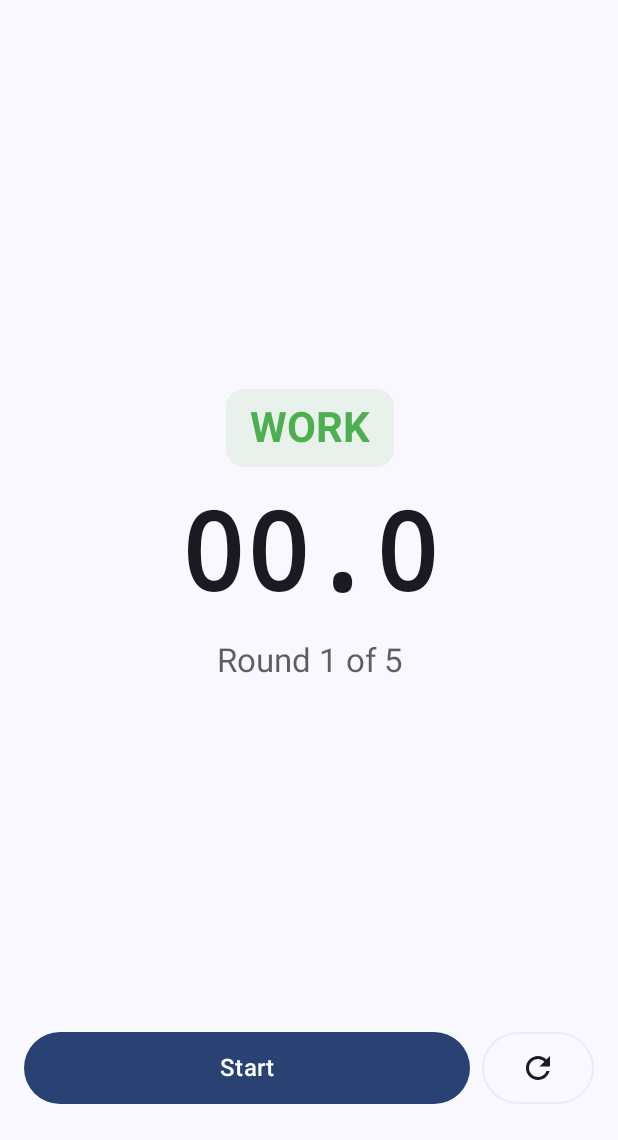
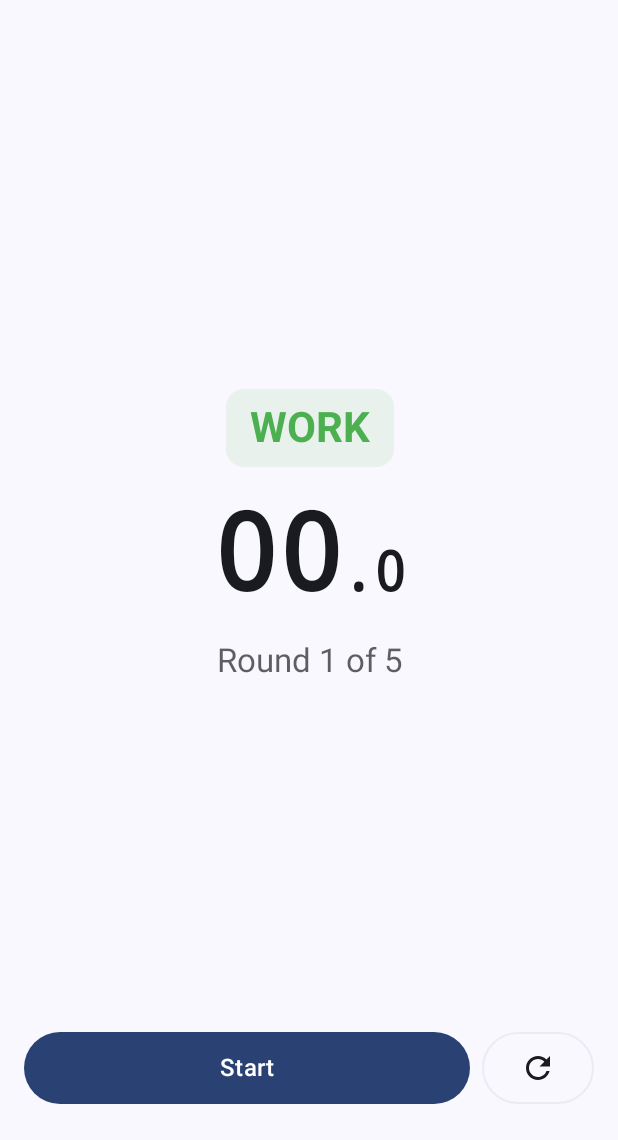
Before and after one commit to mstraa/hiit-timer, an Android app built with Jetpack Compose: the screen it shows after launch (MainActivity), on a phone screen of 412 x 824 dp, the part 96-1236 px from its top. Run offline under Robolectric (Android 15) with nearby library versions, the phone set to English and light mode, and no system bars.

Commit message:
feat: update timer ui

```diff
--- a/app/src/main/java/com/hiittimer/app/ui/timer/TimerScreen.kt
+++ b/app/src/main/java/com/hiittimer/app/ui/timer/TimerScreen.kt
@@ -12,9 +12,13 @@ import androidx.compose.ui.Alignment
 import androidx.compose.ui.Modifier
 import androidx.compose.ui.graphics.Color
 import androidx.compose.ui.res.stringResource
+import androidx.compose.ui.text.AnnotatedString
+import androidx.compose.ui.text.SpanStyle
+import androidx.compose.ui.text.buildAnnotatedString
 import androidx.compose.ui.text.font.FontFamily
 import androidx.compose.ui.text.font.FontWeight
 import androidx.compose.ui.text.style.TextAlign
+import androidx.compose.ui.text.withStyle
 import androidx.compose.ui.unit.Dp
 import androidx.compose.ui.unit.dp
 import androidx.compose.ui.unit.sp
@@ -316,6 +320,58 @@ private fun TimerHeader(
 }
 
 /**
+ * Format time with styled deciseconds (smaller font size for decimal portion)
+ */
+@Composable
+private fun formatTimeWithStyledDeciseconds(
+    timerStatus: TimerStatus,
+    mainFontSize: androidx.compose.ui.unit.TextUnit
+): AnnotatedString {
+    val timeString = timerStatus.formatTimeRemaining()
+    val decisecondFontSize = mainFontSize * 0.5f // Half the size for deciseconds
+
+    return buildAnnotatedString {
+        // Find the decimal point to split main time from deciseconds
+        val decimalIndex = timeString.indexOf('.')
+
+        if (decimalIndex != -1) {
+            // Main time portion (everything before the decimal)
+            withStyle(
+                style = SpanStyle(
+                    fontSize = mainFontSize,
+                    fontWeight = FontWeight.Bold,
+                    fontFamily = FontFamily.Monospace
+                )
+            ) {
+                append(timeString.substring(0, decimalIndex))
+            }
+
+            // Decisecond portion (decimal point and digit)
+            withStyle(
+                style = SpanStyle(
+                    fontSize = decisecondFontSize,
+                    fontWeight = FontWeight.Bold,
+                    fontFamily = FontFamily.Monospace
+                )
+            ) {
+                append(timeString.substring(decimalIndex))
+            }
+        } else {
+            // Fallback: if no decimal point found, use normal styling
+            withStyle(
+                style = SpanStyle(
+                    fontSize = mainFontSize,
+                    fontWeight = FontWeight.Bold,
+                    fontFamily = FontFamily.Monospace
+                )
+            ) {
+                append(timeString)
+            }
+        }
+    }
+}
+
+/**
  * Timer display component with adaptive sizing
  */
 @Composable
@@ -347,9 +403,9 @@ private fun TimerDisplay(
             )
         }
 
-        // Large timer display with adaptive font size
+        // Large timer display with adaptive font size and smaller deciseconds
         Text(
-            text = timerStatus.formatTimeRemaining(),
+            text = formatTimeWithStyledDeciseconds(timerStatus, adaptiveTimerFontSize),
             style = MaterialTheme.typography.displayLarge.copy(
                 fontSize = adaptiveTimerFontSize,
                 fontFamily = FontFamily.Monospace,
```
Also changed, not shown: 1 other file.
